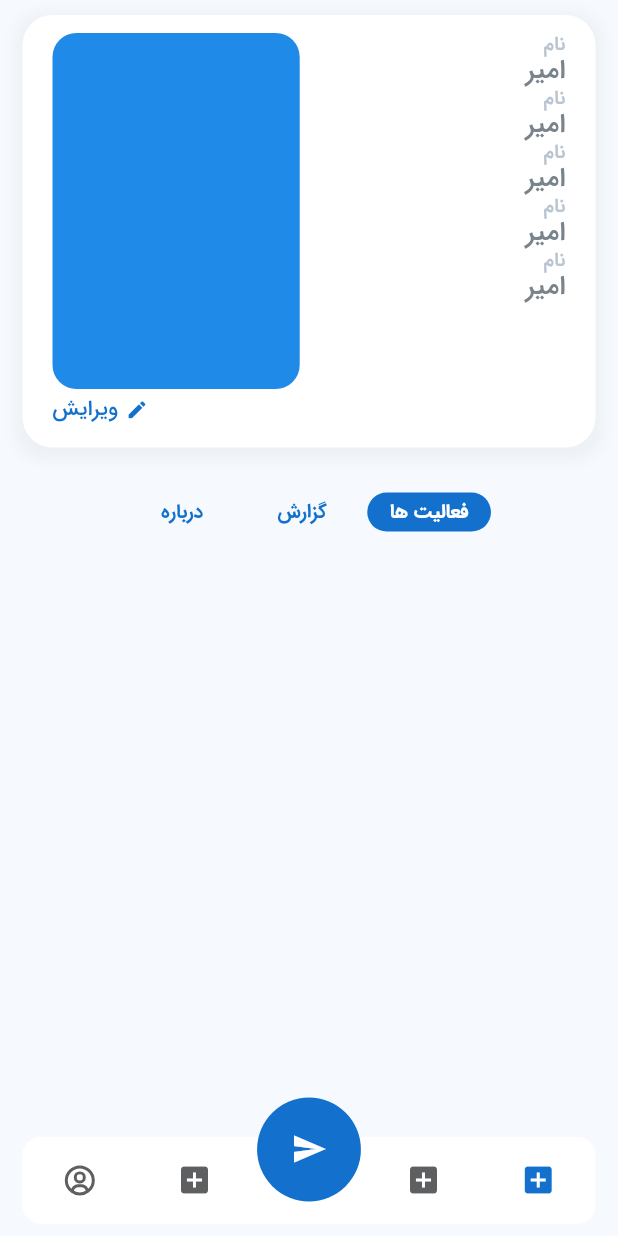
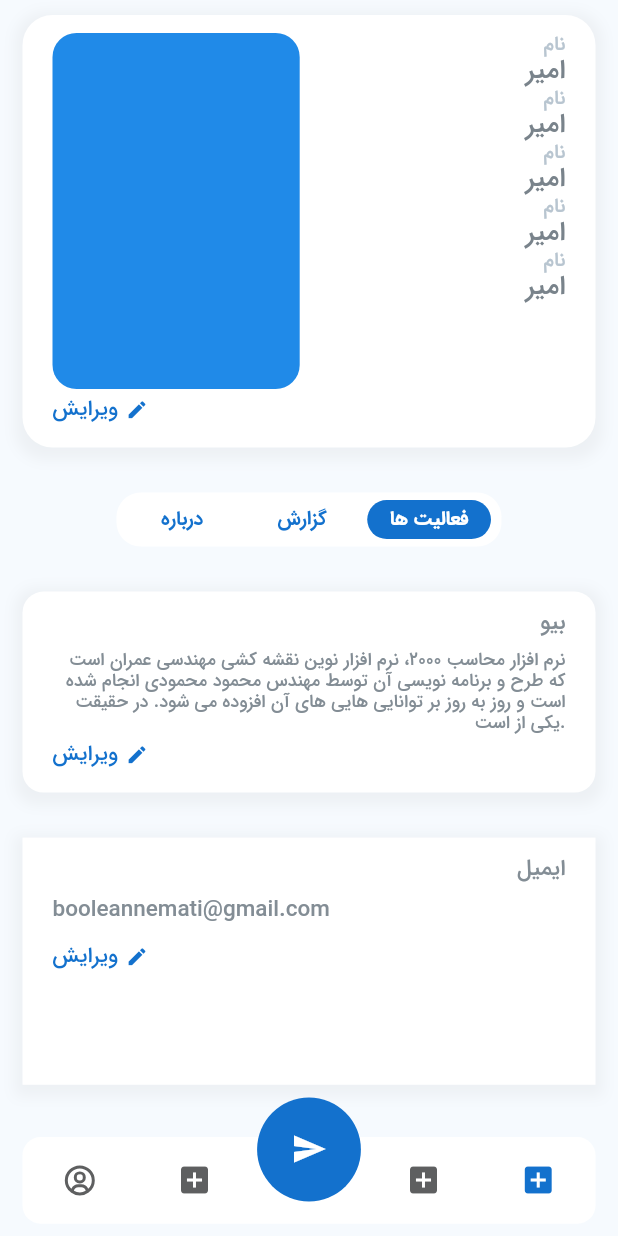
Before and after one commit to alyhd80/mohaseb, a Flutter app: the screen it shows after launch, swiped to page 4, on a phone screen of 412 x 824 dp. Run offline on Flutter 3.47's test engine with Material 3 defaults, Android fonts, the phone set to English and light mode, and no system bars; our stand-ins replace auto_route, boxicons, dio, flutter_riverpod, fluttertoast, lottie and 2 more; missing offline and left inert: number_text_input_formatter, universal_html; generated files the repository leaves out were written again.

Commit message:
02/09/19

```diff
--- a/lib/screen/main/main_page.dart
+++ b/lib/screen/main/main_page.dart
@@ -18,6 +18,7 @@ class MainPage extends StatelessWidget {
         Consumer(builder: (context,ref,widget){
           MainViewModel viewModel=ref.watch(mainViewModelProvider);
           return PageView(
+            physics: NeverScrollableScrollPhysics(),
             reverse: true,
             controller: viewModel.pageController,
             children: [
--- /dev/null
+++ b/lib/screen/profile/component/bio_profile_widget.dart
@@ -0,0 +1,93 @@
+import 'package:flutter/material.dart';
+import 'package:mohaseb/utils/app_constant/colors.dart';
+
+class BioProfileWidget extends StatelessWidget {
+  final Size size;
+
+  const BioProfileWidget({super.key, required this.size});
+
+  @override
+  Widget build(BuildContext context) {
+    return Container(
+      width: size.width,
+      decoration: BoxDecoration(
+        color: Colors.white,
+        borderRadius: BorderRadius.circular(14),
+          boxShadow: [
+            BoxShadow(
+              color: Colors.grey.withOpacity(0.1),
+              spreadRadius: 5,
+              blurRadius: 7,
+              offset: Offset(0, 3), // changes position of shadow
+            ),
+          ]
+      ),
+      padding: EdgeInsets.symmetric(
+          horizontal: size.width * 0.06 > 20 ? 20 : size.width * 0.06,
+          vertical: size.height * 0.015 > 12 ? 12 : size.height * 0.015),
+      child: Column(
+        crossAxisAlignment: CrossAxisAlignment.end,
+        children: [
+          Text(
+            "بیو",
+            style: Theme.of(context).textTheme.headline2!.copyWith(
+                color: titleColor1,
+                fontSize: size.width * 0.05 > 15 ? 15 : size.width * 0.05),
+          ),
+          SizedBox(
+            height: size.height * 0.02 > 10
+                ? 10
+                : size.height * 0.02 < 5
+                    ? 5
+                    : size.width * 0.02,
+          ),
+          Text(
+            "نرم افزار محاسب 2000، نرم افزار نوین نقشه کشی مهندسی عمران است که طرح و برنامه نویسی آن توسط مهندس محمود محمودی انجام شده است و روز به روز بر توانایی هایی های آن افزوده می شود. در حقیقت یکی از است.",
+            textAlign: TextAlign.right,
+            style: Theme.of(context).textTheme.headline2!.copyWith(
+                color: titleColor1,
+                fontSize: size.width * 0.045 > 12 ? 12 : size.width * 0.045),
+          ),
+
+          Container(
+            decoration: BoxDecoration(),
+            child: Row(
+              children: [
+                Container(
+                  padding: EdgeInsets.only(right: 5, bottom: 5, top: 5),
+                  child: Row(
+                    children: [
+                      Text(
+                        "ویرایش",
+                        style: Theme.of(context)
+                            .textTheme
+                            .headline2!
+                            .copyWith(
+                            color: darkBlue4,
+                            fontWeight: FontWeight.w500,
+                            fontSize: size.width * 0.035 > 15
+                                ? 15
+                                : size.width * 0.035),
+                      ),
+                      SizedBox(
+                        width: 5,
+                      ),
+                      Icon(
+                        Icons.edit,
+                        color: darkBlue4,
+                        size: 15,
+                      )
+                    ],
+                  ),
+                ),
+                Container()
+              ],
+            ),
+          )
+
+
+        ],
+      ),
+    );
+  }
+}
--- /dev/null
+++ b/lib/screen/profile/component/email_profile_widget.dart
@@ -0,0 +1,84 @@
+import 'package:flutter/material.dart';
+import 'package:mohaseb/utils/app_constant/colors.dart';
+
+class EmailProfileWidget extends StatelessWidget {
+  final Size size;
+
+  const EmailProfileWidget({super.key, required this.size});
+
+  @override
+  Widget build(BuildContext context) {
+    return Container(
+      width: size.width,
+      height: size.height * 0.2,
+      decoration: BoxDecoration(color: Colors.white, boxShadow: [
+        BoxShadow(
+          color: Colors.grey.withOpacity(0.1),
+          spreadRadius: 5,
+          blurRadius: 7,
+          offset: Offset(0, 3), // changes position of shadow
+        ),
+      ]),
+      padding: EdgeInsets.symmetric(
+          horizontal: size.width * 0.06 > 20 ? 20 : size.width * 0.06,
+          vertical: size.height * 0.015 > 12 ? 12 : size.height * 0.015),
+      child: Column(
+        crossAxisAlignment: CrossAxisAlignment.end,
+        children: [
+          Text(
+            "ایمیل",
+            style: Theme.of(context).textTheme.headline2!.copyWith(
+                color: titleColor1,
+                fontSize: size.width * 0.05 > 15 ? 15 : size.width * 0.05),
+          ),
+          SizedBox(height: size.height*0.02>10?10:size.height*0.02<5?5:size.width*0.02,),
+
+          Container(alignment: Alignment.centerLeft,
+            child: Text("booleannemati@gmail.com",
+              style: Theme.of(context).textTheme.headline2!.copyWith(
+                  color: titleColor1,
+                  fontSize: size.width * 0.05 > 15 ? 15 : size.width * 0.05),),
+          ),
+          SizedBox(height: size.height*0.02>10?10:size.height*0.02<5?5:size.width*0.02,),
+
+          Container(
+            decoration: BoxDecoration(),
+            child: Row(
+              children: [
+                Container(
+                  padding: EdgeInsets.only(right: 5, bottom: 5, top: 5),
+                  child: Row(
+                    children: [
+                      Text(
+                        "ویرایش",
+                        style: Theme.of(context)
+                            .textTheme
+                            .headline2!
+                            .copyWith(
+                            color: darkBlue4,
+                            fontWeight: FontWeight.w500,
+                            fontSize: size.width * 0.035 > 15
+                                ? 15
+                                : size.width * 0.035),
+                      ),
+                      SizedBox(
+                        width: 5,
+                      ),
+                      Icon(
+                        Icons.edit,
+                        color: darkBlue4,
+                        size: 15,
+                      )
+                    ],
+                  ),
+                ),
+                Container()
+              ],
+            ),
+          )
+
+        ],
+      ),
+    );
+  }
+}
--- a/lib/screen/profile/component/profile_body.dart
+++ b/lib/screen/profile/component/profile_body.dart
@@ -1,4 +1,6 @@
 import 'package:flutter/material.dart';
+import 'package:mohaseb/screen/profile/component/bio_profile_widget.dart';
+import 'package:mohaseb/screen/profile/component/email_profile_widget.dart';
 import 'package:mohaseb/screen/profile/component/profile_top_widget.dart';
 import 'package:mohaseb/screen/profile/component/profile_wrapper_widget.dart';
 
@@ -20,7 +22,11 @@ class ProfileBody extends StatelessWidget {
             ),
             SizedBox(height: size.height*0.06>30?30:size.height*0.06<20?20:size.width*0.06,),
 
-            ProfileWrapperWidget(size: size)
+            ProfileWrapperWidget(size: size),
+            SizedBox(height: size.height*0.06>30?30:size.height*0.06<20?20:size.width*0.06,),
+            BioProfileWidget(size: size),
+            SizedBox(height: size.height*0.06>30?30:size.height*0.06<20?20:size.width*0.06,),
+EmailProfileWidget(size: size)
           ],
         ),
       ),
--- a/lib/screen/profile/component/profile_wrapper_widget.dart
+++ b/lib/screen/profile/component/profile_wrapper_widget.dart
@@ -11,11 +11,21 @@ class ProfileWrapperWidget extends StatelessWidget {
   @override
   Widget build(BuildContext context) {
     return Container(
+      decoration: BoxDecoration(
+        color: Colors.white,
+          borderRadius: BorderRadius.circular(16)
+      ),
+      padding: EdgeInsets.symmetric(
+        horizontal: 5,
+        vertical: 5
+      ),
       child: Consumer(builder: (context, ref, widget) {
         int pageSelected = ref.watch(profileWrapperPageCount);
         return Row(
+
           crossAxisAlignment: CrossAxisAlignment.center,
           mainAxisAlignment: MainAxisAlignment.center,
+          mainAxisSize: MainAxisSize.min,
           children: [
             SelectedWrapperPageWidget(
               size: size,
--- a/lib/utils/app_constant/colors.dart
+++ b/lib/utils/app_constant/colors.dart
@@ -17,6 +17,8 @@ Color blueLight2 = const Color.fromRGBO(240, 252, 252, 1);
 
 
 Color borderColor1 = const Color.fromRGBO(155, 157, 161, 1);
+
+Color titleColor1 = const Color.fromRGBO(131, 141, 149, 1);
 
 
 
```
